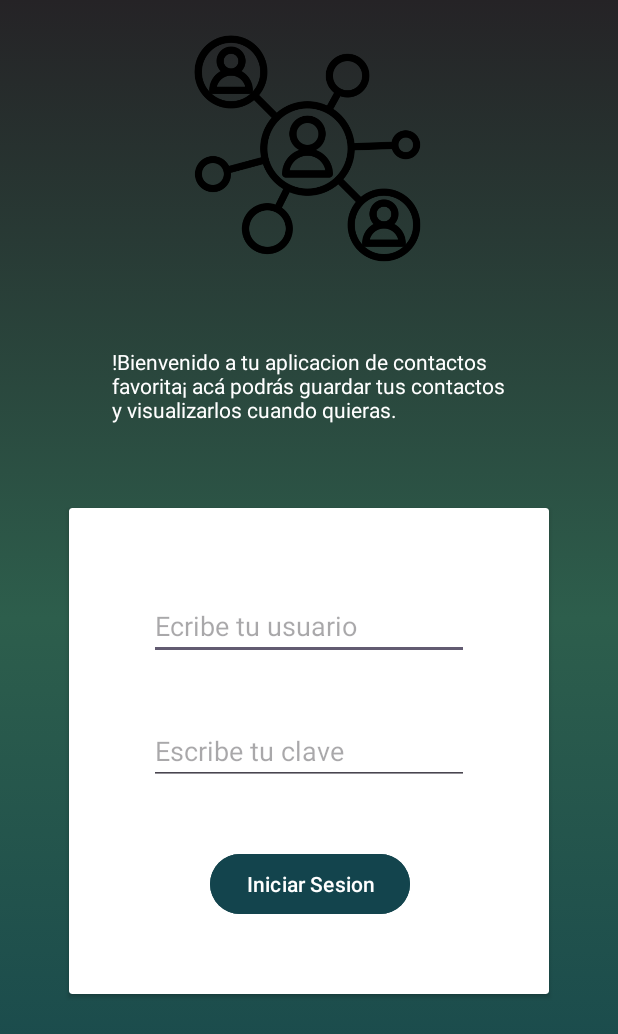
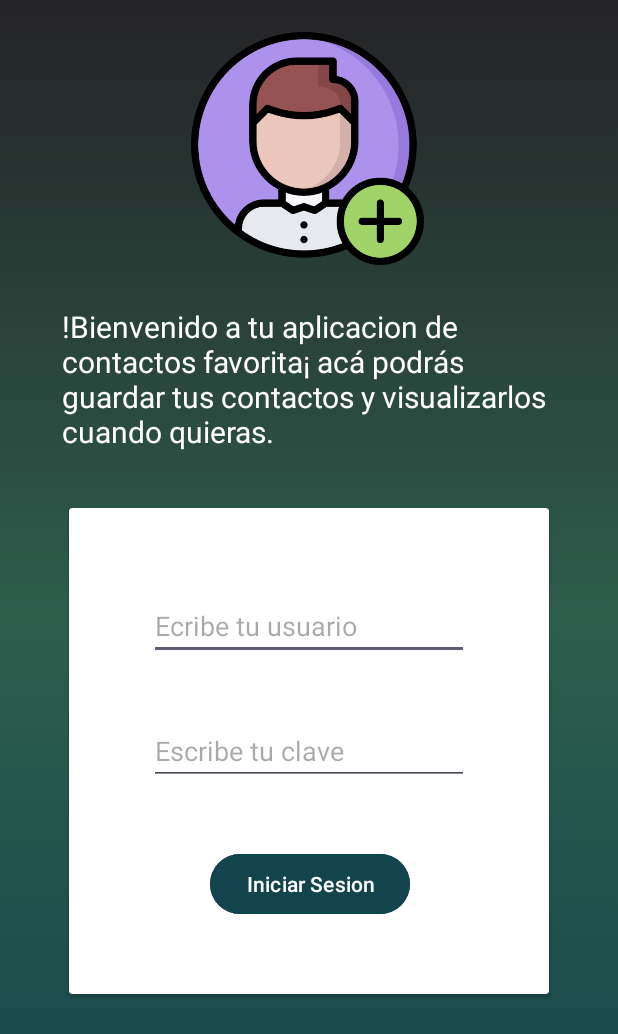
Before and after one commit to YercoCodeGreen/ProyectoAgendaContactosEniac, an Android app: the screen it shows after launch (MainActivity), on a phone screen of 412 x 824 dp. Shown: the top 1034 px of the screen. Run offline under Robolectric (Android 15) with nearby library versions, the phone set to English and light mode, and no system bars.

Commit message:
actualizacion de imagen en el Login

```diff
--- a/app/src/main/res/layout/activity_main.xml
+++ b/app/src/main/res/layout/activity_main.xml
@@ -75,13 +75,14 @@
 
     <TextView
         android:id="@+id/textView"
-        android:layout_width="263dp"
-        android:layout_height="66dp"
+        android:layout_width="330dp"
+        android:layout_height="107dp"
         android:text="!Bienvenido a tu aplicacion de contactos favorita¡ acá podrás guardar tus contactos y visualizarlos cuando quieras."
         android:textColor="#FFFFFF"
+        android:textSize="20sp"
         app:layout_constraintBottom_toBottomOf="parent"
         app:layout_constraintEnd_toEndOf="parent"
         app:layout_constraintStart_toStartOf="parent"
         app:layout_constraintTop_toTopOf="parent"
-        app:layout_constraintVertical_bias="0.305" />
+        app:layout_constraintVertical_bias="0.285" />
 </androidx.constraintlayout.widget.ConstraintLayout>
--- a/build.gradle.kts
+++ b/build.gradle.kts
@@ -1,4 +1,4 @@
 // Top-level build file where you can add configuration options common to all sub-projects/modules.
 plugins {
-    id("com.android.application") version "8.6.0" apply false
+    id("com.android.application") version "8.2.1" apply false
 }
```
Also changed, not shown: app/src/main/res/drawable/comunidades.png.
